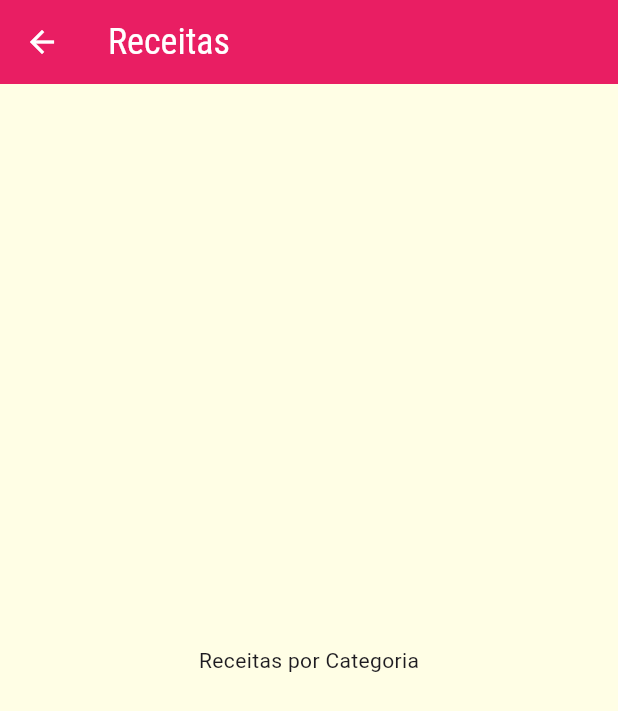
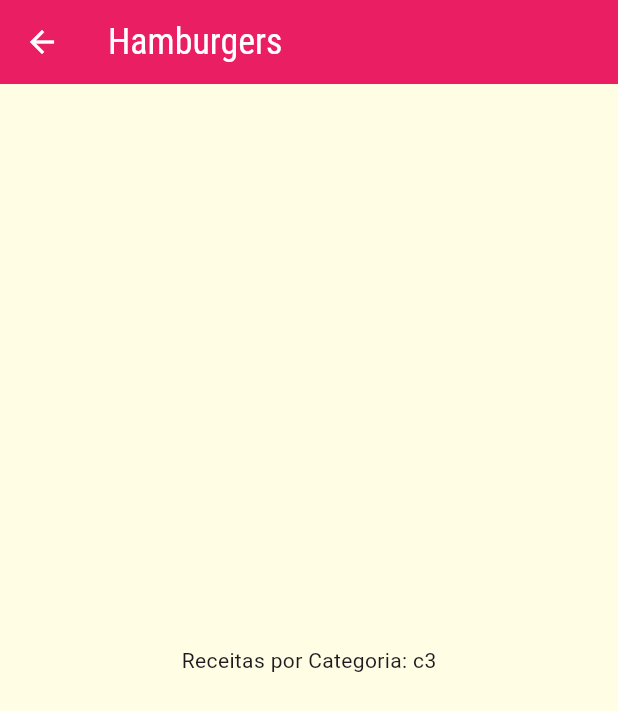
Before and after one commit to luisgs7/meals, a Flutter app: the screen it shows after launch, after a tap on "Hamburgers", on a phone screen of 412 x 824 dp. Shown: the top 711 px of the screen. Run offline on Flutter 3.47's test engine with Material 3 defaults, Android fonts, the phone set to English and light mode, and no system bars.

Commit message:
aula 184

```diff
--- a/lib/components/category_item.dart
+++ b/lib/components/category_item.dart
@@ -12,7 +12,7 @@ class CategoryItem extends StatelessWidget {
     Navigator.of(context).push(
       MaterialPageRoute(
         builder: (_) {
-          return CategoriesMealsScreen();
+          return CategoriesMealsScreen(category);
         },
       ),
     );
--- a/lib/screends/categories_meals_screen.dart
+++ b/lib/screends/categories_meals_screen.dart
@@ -1,16 +1,19 @@
 import 'package:flutter/material.dart';
+import '../models/category.dart';
 
 class CategoriesMealsScreen extends StatelessWidget {
-  const CategoriesMealsScreen({super.key});
+  final Category? category;
+
+  const CategoriesMealsScreen(this.category, {super.key});
 
   @override
   Widget build(BuildContext context) {
     return Scaffold(
       appBar: AppBar(
-        title: Text("Receitas"),
+        title: Text(category!.title!),
       ),
       body: Center(
-        child: Text('Receitas por Categoria'),
+        child: Text('Receitas por Categoria: ${category!.id}'),
       ),
     );
   }
```
